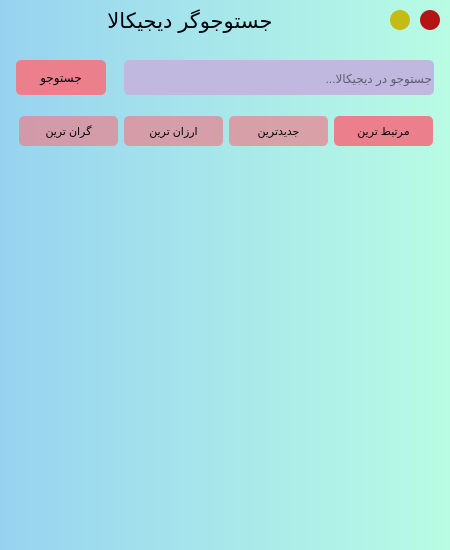
Old version of the form src/UI.ui in the repository Matin-Ardestani/Digikala-Search.
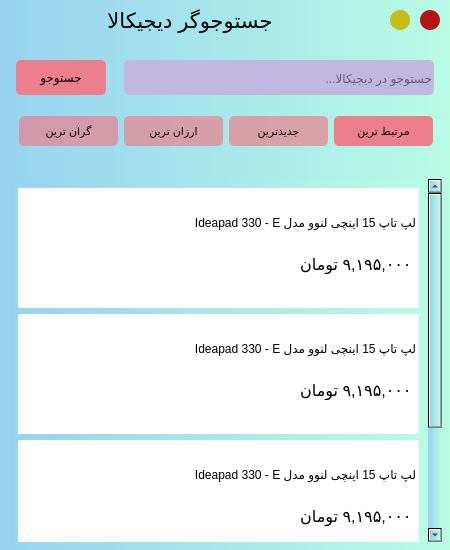
New version of the form. Icons and pictures are not drawn.

Commit message: basic ui with bad colors

Diff of the .ui file:
```diff
--- a/src/UI.ui
+++ b/src/UI.ui
@@ -162,26 +162,6 @@
      <string>جستوجو</string>
     </property>
    </widget>
-   <widget class="QFrame" name="frame_2">
-    <property name="geometry">
-     <rect>
-      <x>0</x>
-      <y>160</y>
-      <width>450</width>
-      <height>390</height>
-     </rect>
-    </property>
-    <property name="styleSheet">
-     <string notr="true">background: none;
-border-radius: 0px;</string>
-    </property>
-    <property name="frameShape">
-     <enum>QFrame::StyledPanel</enum>
-    </property>
-    <property name="frameShadow">
-     <enum>QFrame::Raised</enum>
-    </property>
-   </widget>
    <widget class="QFrame" name="frame_3">
     <property name="geometry">
      <rect>
@@ -291,6 +271,403 @@
     <zorder>most_expenvsive</zorder>
     <zorder>most_cheap</zorder>
    </widget>
+   <widget class="QFrame" name="frame_2">
+    <property name="geometry">
+     <rect>
+      <x>0</x>
+      <y>170</y>
+      <width>451</width>
+      <height>381</height>
+     </rect>
+    </property>
+    <property name="styleSheet">
+     <string notr="true">background-color: qlineargradient(spread:pad, x1:0, y1:0, x2:1, y2:0, stop:0 #97d3f0, stop:1 #b8fce4);border-radius: 0px;</string>
+    </property>
+    <property name="frameShape">
+     <enum>QFrame::StyledPanel</enum>
+    </property>
+    <property name="frameShadow">
+     <enum>QFrame::Raised</enum>
+    </property>
+    <layout class="QVBoxLayout" name="verticalLayout">
+     <item>
+      <widget class="QScrollArea" name="scrollArea">
+       <property name="styleSheet">
+        <string notr="true">QScrollBar {
+	background: #c2c2c2;
+}</string>
+       </property>
+       <property name="widgetResizable">
+        <bool>true</bool>
+       </property>
+       <widget class="QWidget" name="scrollAreaWidgetContents">
+        <property name="geometry">
+         <rect>
+          <x>0</x>
+          <y>0</y>
+          <width>419</width>
+          <height>516</height>
+         </rect>
+        </property>
+        <layout class="QVBoxLayout" name="verticalLayout_2">
+         <item>
+          <widget class="QFrame" name="frame_4">
+           <property name="sizePolicy">
+            <sizepolicy hsizetype="Preferred" vsizetype="Fixed">
+             <horstretch>0</horstretch>
+             <verstretch>0</verstretch>
+            </sizepolicy>
+           </property>
+           <property name="minimumSize">
+            <size>
+             <width>0</width>
+             <height>120</height>
+            </size>
+           </property>
+           <property name="styleSheet">
+            <string notr="true">background-color: #fff;</string>
+           </property>
+           <property name="frameShape">
+            <enum>QFrame::StyledPanel</enum>
+           </property>
+           <property name="frameShadow">
+            <enum>QFrame::Raised</enum>
+           </property>
+           <widget class="QLabel" name="label_2">
+            <property name="geometry">
+             <rect>
+              <x>10</x>
+              <y>10</y>
+              <width>101</width>
+              <height>101</height>
+             </rect>
+            </property>
+            <property name="text">
+             <string/>
+            </property>
+            <property name="pixmap">
+             <pixmap>../img/test.jpg</pixmap>
+            </property>
+            <property name="scaledContents">
+             <bool>true</bool>
+            </property>
+           </widget>
+           <widget class="QLabel" name="label_3">
+            <property name="geometry">
+             <rect>
+              <x>137</x>
+              <y>19</y>
+              <width>261</width>
+              <height>31</height>
+             </rect>
+            </property>
+            <property name="font">
+             <font>
+              <pointsize>9</pointsize>
+             </font>
+            </property>
+            <property name="text">
+             <string>لپ تاپ 15 اینچی لنوو مدل Ideapad 330 - E</string>
+            </property>
+            <property name="wordWrap">
+             <bool>true</bool>
+            </property>
+           </widget>
+           <widget class="QLabel" name="label_4">
+            <property name="geometry">
+             <rect>
+              <x>257</x>
+              <y>66</y>
+              <width>141</width>
+              <height>20</height>
+             </rect>
+            </property>
+            <property name="font">
+             <font>
+              <pointsize>12</pointsize>
+              <weight>50</weight>
+              <bold>false</bold>
+             </font>
+            </property>
+            <property name="text">
+             <string> ۹,۱۹۵,۰۰۰ تومان</string>
+            </property>
+            <property name="wordWrap">
+             <bool>true</bool>
+            </property>
+           </widget>
+          </widget>
+         </item>
+         <item>
+          <widget class="QFrame" name="frame_7">
+           <property name="sizePolicy">
+            <sizepolicy hsizetype="Preferred" vsizetype="Fixed">
+             <horstretch>0</horstretch>
+             <verstretch>0</verstretch>
+            </sizepolicy>
+           </property>
+           <property name="minimumSize">
+            <size>
+             <width>0</width>
+             <height>120</height>
+            </size>
+           </property>
+           <property name="styleSheet">
+            <string notr="true">background-color: #fff;</string>
+           </property>
+           <property name="frameShape">
+            <enum>QFrame::StyledPanel</enum>
+           </property>
+           <property name="frameShadow">
+            <enum>QFrame::Raised</enum>
+           </property>
+           <widget class="QLabel" name="label_14">
+            <property name="geometry">
+             <rect>
+              <x>10</x>
+              <y>10</y>
+              <width>101</width>
+              <height>101</height>
+             </rect>
+            </property>
+            <property name="text">
+             <string/>
+            </property>
+            <property name="pixmap">
+             <pixmap>../img/test.jpg</pixmap>
+            </property>
+            <property name="scaledContents">
+             <bool>true</bool>
+            </property>
+           </widget>
+           <widget class="QLabel" name="label_15">
+            <property name="geometry">
+             <rect>
+              <x>137</x>
+              <y>19</y>
+              <width>261</width>
+              <height>31</height>
+             </rect>
+            </property>
+            <property name="font">
+             <font>
+              <pointsize>9</pointsize>
+             </font>
+            </property>
+            <property name="text">
+             <string>لپ تاپ 15 اینچی لنوو مدل Ideapad 330 - E</string>
+            </property>
+            <property name="wordWrap">
+             <bool>true</bool>
+            </property>
+           </widget>
+           <widget class="QLabel" name="label_16">
+            <property name="geometry">
+             <rect>
+              <x>257</x>
+              <y>66</y>
+              <width>141</width>
+              <height>20</height>
+             </rect>
+            </property>
+            <property name="font">
+             <font>
+              <pointsize>12</pointsize>
+              <weight>50</weight>
+              <bold>false</bold>
+             </font>
+            </property>
+            <property name="text">
+             <string> ۹,۱۹۵,۰۰۰ تومان</string>
+            </property>
+            <property name="wordWrap">
+             <bool>true</bool>
+            </property>
+           </widget>
+          </widget>
+         </item>
+         <item>
+          <widget class="QFrame" name="frame_6">
+           <property name="sizePolicy">
+            <sizepolicy hsizetype="Preferred" vsizetype="Fixed">
+             <horstretch>0</horstretch>
+             <verstretch>0</verstretch>
+            </sizepolicy>
+           </property>
+           <property name="minimumSize">
+            <size>
+             <width>0</width>
+             <height>120</height>
+            </size>
+           </property>
+           <property name="styleSheet">
+            <string notr="true">background-color: #fff;</string>
+           </property>
+           <property name="frameShape">
+            <enum>QFrame::StyledPanel</enum>
+           </property>
+           <property name="frameShadow">
+            <enum>QFrame::Raised</enum>
+           </property>
+           <widget class="QLabel" name="label_11">
+            <property name="geometry">
+             <rect>
+              <x>10</x>
+              <y>10</y>
+              <width>101</width>
+              <height>101</height>
+             </rect>
+            </property>
+            <property name="text">
+             <string/>
+            </property>
+            <property name="pixmap">
+             <pixmap>../img/test.jpg</pixmap>
+            </property>
+            <property name="scaledContents">
+             <bool>true</bool>
+            </property>
+           </widget>
+           <widget class="QLabel" name="label_12">
+            <property name="geometry">
+             <rect>
+              <x>137</x>
+              <y>19</y>
+              <width>261</width>
+              <height>31</height>
+             </rect>
+            </property>
+            <property name="font">
+             <font>
+              <pointsize>9</pointsize>
+             </font>
+            </property>
+            <property name="text">
+             <string>لپ تاپ 15 اینچی لنوو مدل Ideapad 330 - E</string>
+            </property>
+            <property name="wordWrap">
+             <bool>true</bool>
+            </property>
+           </widget>
+           <widget class="QLabel" name="label_13">
+            <property name="geometry">
+             <rect>
+              <x>257</x>
+              <y>66</y>
+              <width>141</width>
+              <height>20</height>
+             </rect>
+            </property>
+            <property name="font">
+             <font>
+              <pointsize>12</pointsize>
+              <weight>50</weight>
+              <bold>false</bold>
+             </font>
+            </property>
+            <property name="text">
+             <string> ۹,۱۹۵,۰۰۰ تومان</string>
+            </property>
+            <property name="wordWrap">
+             <bool>true</bool>
+            </property>
+           </widget>
+          </widget>
+         </item>
+         <item>
+          <widget class="QFrame" name="frame_5">
+           <property name="sizePolicy">
+            <sizepolicy hsizetype="Preferred" vsizetype="Fixed">
+             <horstretch>0</horstretch>
+             <verstretch>0</verstretch>
+            </sizepolicy>
+           </property>
+           <property name="minimumSize">
+            <size>
+             <width>0</width>
+             <height>120</height>
+            </size>
+           </property>
+           <property name="styleSheet">
+            <string notr="true">background-color: #fff;</string>
+           </property>
+           <property name="frameShape">
+            <enum>QFrame::StyledPanel</enum>
+           </property>
+           <property name="frameShadow">
+            <enum>QFrame::Raised</enum>
+           </property>
+           <widget class="QLabel" name="label_8">
+            <property name="geometry">
+             <rect>
+              <x>10</x>
+              <y>10</y>
+              <width>101</width>
+              <height>101</height>
+             </rect>
+            </property>
+            <property name="text">
+             <string/>
+            </property>
+            <property name="pixmap">
+             <pixmap>../img/test.jpg</pixmap>
+            </property>
+            <property name="scaledContents">
+             <bool>true</bool>
+            </property>
+           </widget>
+           <widget class="QLabel" name="label_9">
+            <property name="geometry">
+             <rect>
+              <x>137</x>
+              <y>19</y>
+              <width>261</width>
+              <height>31</height>
+             </rect>
+            </property>
+            <property name="font">
+             <font>
+              <pointsize>9</pointsize>
+             </font>
+            </property>
+            <property name="text">
+             <string>لپ تاپ 15 اینچی لنوو مدل Ideapad 330 - E</string>
+            </property>
+            <property name="wordWrap">
+             <bool>true</bool>
+            </property>
+           </widget>
+           <widget class="QLabel" name="label_10">
+            <property name="geometry">
+             <rect>
+              <x>257</x>
+              <y>66</y>
+              <width>141</width>
+              <height>20</height>
+             </rect>
+            </property>
+            <property name="font">
+             <font>
+              <pointsize>12</pointsize>
+              <weight>50</weight>
+              <bold>false</bold>
+             </font>
+            </property>
+            <property name="text">
+             <string> ۹,۱۹۵,۰۰۰ تومان</string>
+            </property>
+            <property name="wordWrap">
+             <bool>true</bool>
+            </property>
+           </widget>
+          </widget>
+         </item>
+        </layout>
+       </widget>
+      </widget>
+     </item>
+    </layout>
+   </widget>
   </widget>
  </widget>
  <resources/>
```
The commit also changes 1 other file.
